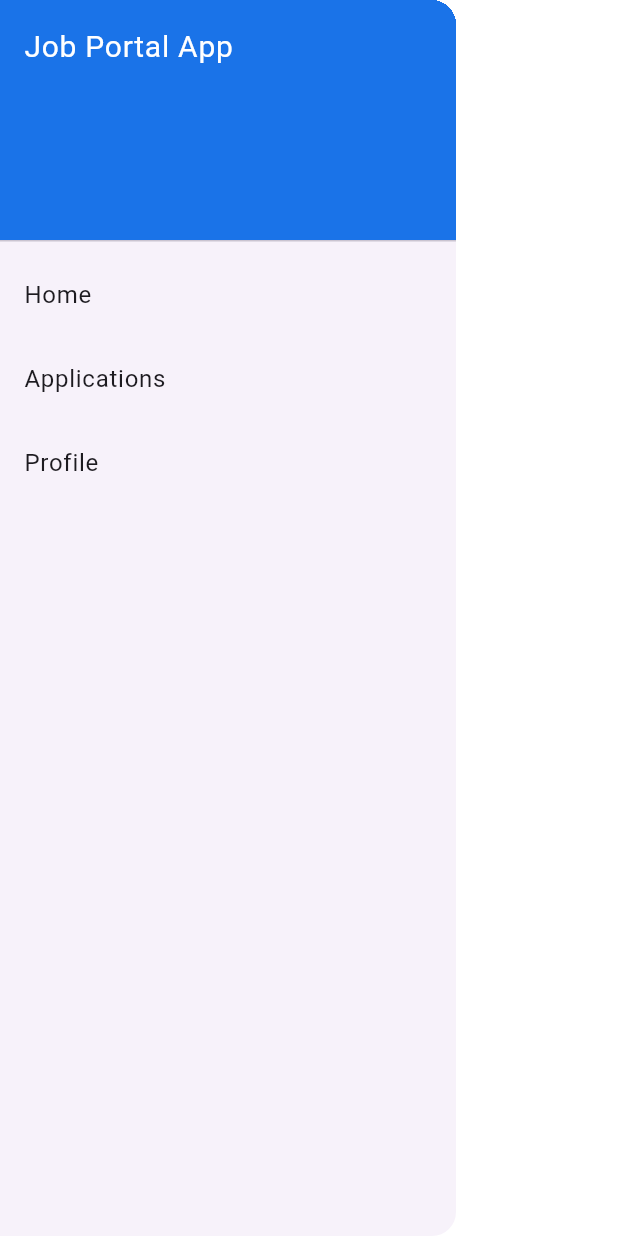
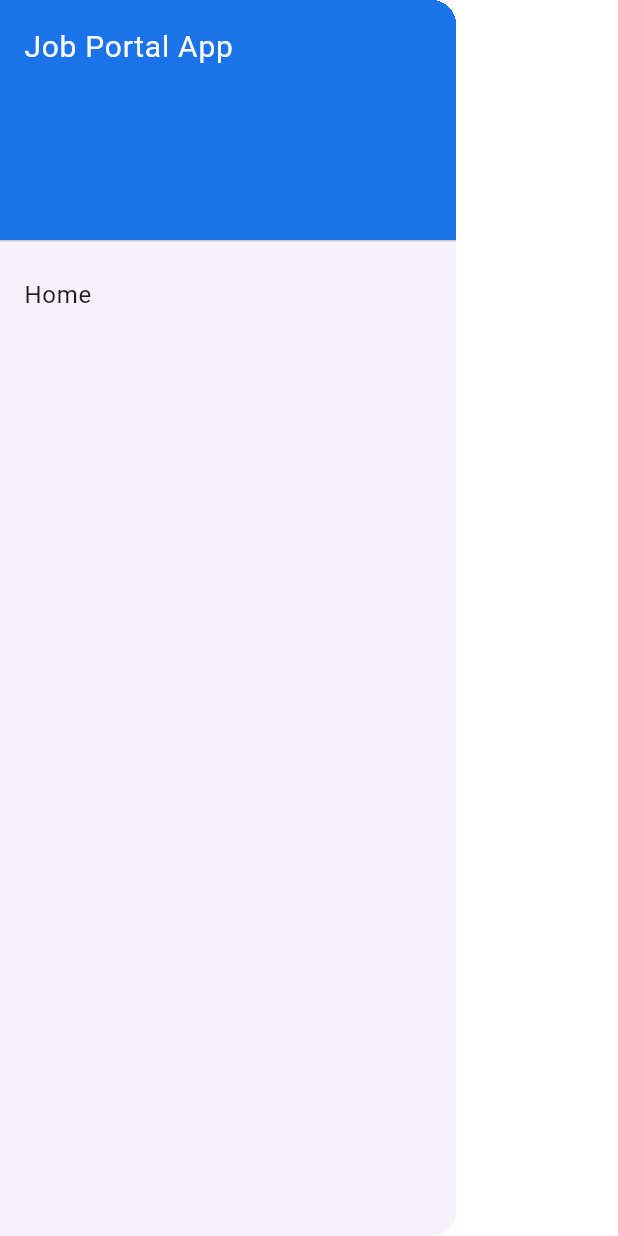
Before and after one commit to mbayajames/job_portal_app, a Flutter app: the RoleBasedDrawer widget shown alone on an empty page, opened directly, on a phone screen of 412 x 824 dp. Run offline on Flutter 3.47's test engine with Material 3 defaults, Android fonts, the phone set to English and light mode, and no system bars; our stand-ins replace cloud_firestore, file_picker, firebase_auth, firebase_core, firebase_storage, font_awesome_flutter and 1 more; accounts and stored records are empty.

```diff
--- a/lib/widgets/navbar.dart
+++ b/lib/widgets/navbar.dart
@@ -17,20 +17,11 @@ class Navbar extends StatelessWidget implements PreferredSizeWidget {
 
     if (role == 'seeker') {
       menuItems = [
-        {'title': 'Home', 'route': Routes.home},
-        {'title': 'Applications', 'route': Routes.applications},
-        {'title': 'Profile', 'route': Routes.profile},
+        {'title': 'Home', 'route': Routes.seekerHome},
       ];
     } else if (role == 'employer') {
       menuItems = [
         {'title': 'Dashboard', 'route': Routes.dashboard},
-        {'title': 'Post Job', 'route': Routes.postJob},
-        {'title': 'Applicants', 'route': Routes.applicants},
-      ];
-    } else if (role == 'admin') {
-      menuItems = [
-        {'title': 'Manage Users', 'route': Routes.manageUsers},
-        {'title': 'Manage Jobs', 'route': Routes.manageJobs},
       ];
     }
 
@@ -89,20 +80,11 @@ class RoleBasedDrawer extends StatelessWidget {
 
     if (role == 'seeker') {
       menuItems = [
-        {'title': 'Home', 'route': Routes.home},
-        {'title': 'Applications', 'route': Routes.applications},
-        {'title': 'Profile', 'route': Routes.profile},
+        {'title': 'Home', 'route': Routes.seekerHome},
       ];
     } else if (role == 'employer') {
       menuItems = [
         {'title': 'Dashboard', 'route': Routes.dashboard},
-        {'title': 'Post Job', 'route': Routes.postJob},
-        {'title': 'Applicants', 'route': Routes.applicants},
-      ];
-    } else if (role == 'admin') {
-      menuItems = [
-        {'title': 'Manage Users', 'route': Routes.manageUsers},
-        {'title': 'Manage Jobs', 'route': Routes.manageJobs},
       ];
     }
 
```
